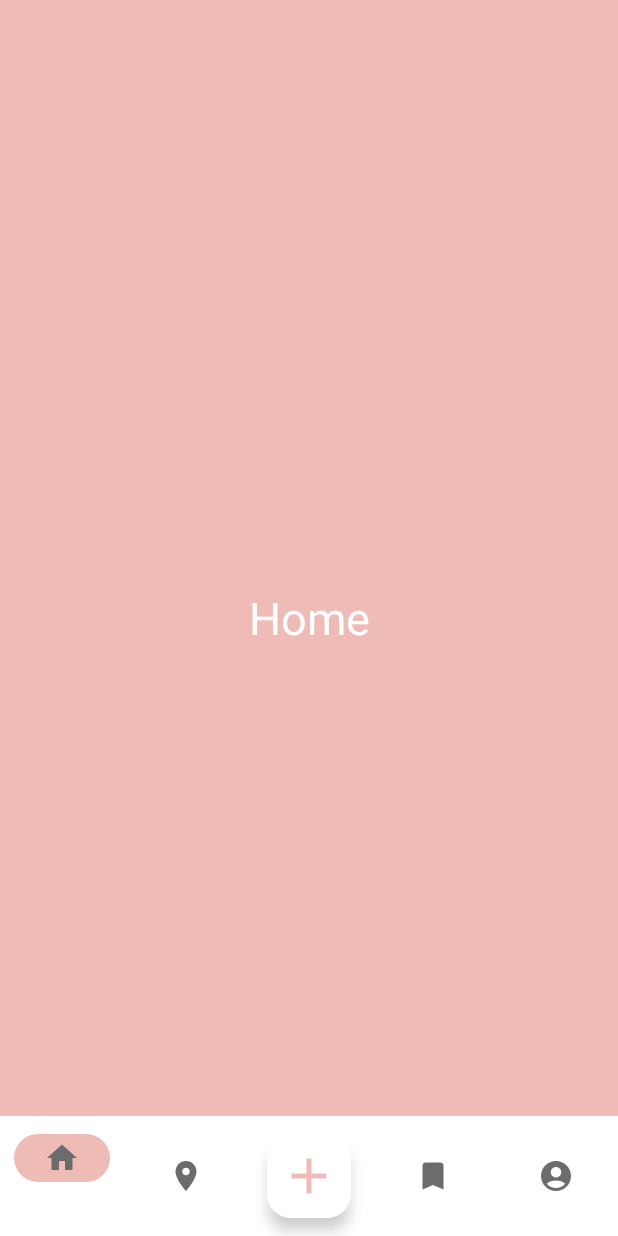
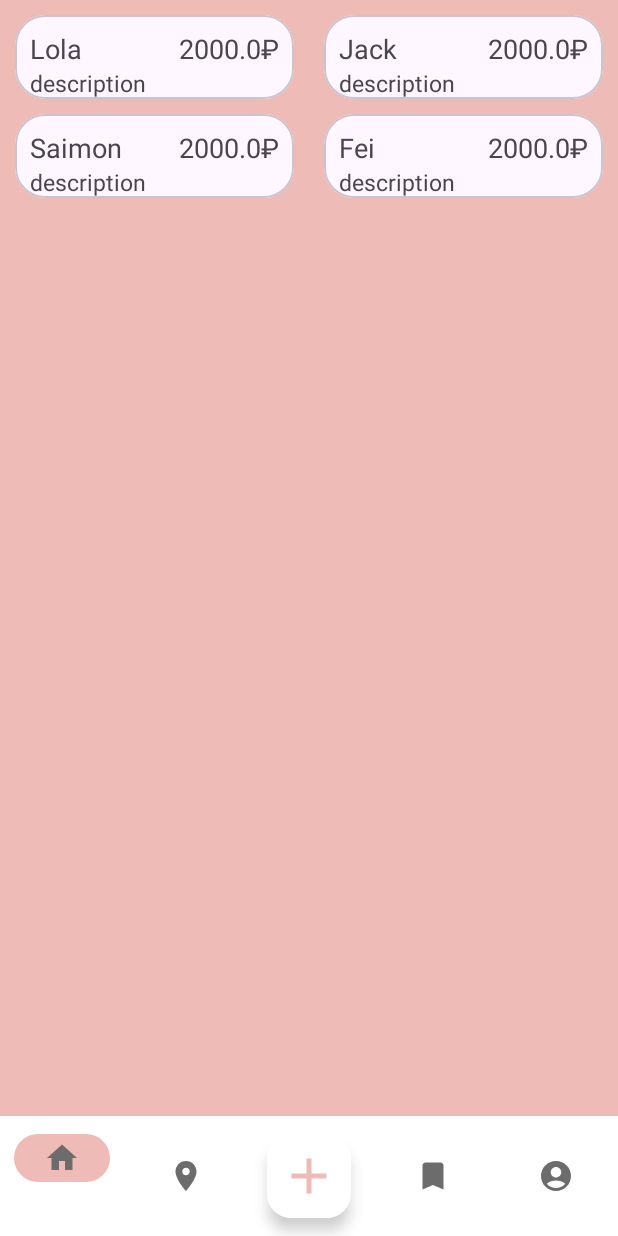
Before and after one commit to asiafrolova/CatHelp, an Android app: the HomeFragment screen opened through its navigation route, on a phone screen of 412 x 824 dp. Run offline under Robolectric (Android 15) with nearby library versions, the phone set to English and light mode, and no system bars; our stand-ins replace RxJava, data binding, navigation-ui; pictures from the network do not load; 2 statements that could not run were skipped.

Commit message:
add recycle view with view model for home fragment

```diff
--- /dev/null
+++ b/app/src/main/java/com/example/cathelp/Adapters/HomeAdapter.java
@@ -0,0 +1,60 @@
+package com.example.cathelp.Adapters;
+
+import android.graphics.drawable.Drawable;
+import android.util.Log;
+import android.view.LayoutInflater;
+import android.view.View;
+import android.view.ViewGroup;
+import android.widget.ImageView;
+import android.widget.TextView;
+
+import androidx.annotation.NonNull;
+import androidx.core.content.ContextCompat;
+import androidx.recyclerview.widget.DiffUtil;
+import androidx.recyclerview.widget.ListAdapter;
+import androidx.recyclerview.widget.RecyclerView;
+
+import com.example.cathelp.model.Event;
+import com.example.cathelp.R;
+import com.example.cathelp.databinding.EventsItemBinding;
+
+import java.util.ArrayList;
+import java.util.List;
+
+public class HomeAdapter extends ListAdapter<Event, HomeAdapter.HomeViewHolder> {
+
+    public HomeAdapter() {
+        super(Event.itemCallback);
+    }
+
+    class HomeViewHolder extends RecyclerView.ViewHolder {
+        EventsItemBinding eventsItemBinding;
+
+        public HomeViewHolder(EventsItemBinding binding) {
+
+
+            super(binding.getRoot());
+            this.eventsItemBinding = binding;
+        }
+    }
+
+
+
+    @NonNull
+    @Override
+    public HomeAdapter.HomeViewHolder onCreateViewHolder(@NonNull ViewGroup parent, int viewType) {
+        LayoutInflater layoutInflater = LayoutInflater.from(parent.getContext());
+        EventsItemBinding eventsItemBinding = EventsItemBinding.inflate(layoutInflater,parent,false);
+        return new HomeViewHolder(eventsItemBinding);
+    }
+
+    @Override
+    public void onBindViewHolder(@NonNull HomeAdapter.HomeViewHolder holder, int position) {
+        Event event = getItem(position);
+        holder.eventsItemBinding.setEvent(event);
+    }
+    public interface HomeInterface{
+        void addItem(Event event);
+        void onItemClick(Event event);
+    }
+}
--- a/app/src/main/java/com/example/cathelp/Prevalent/Prevalent.java
+++ b/app/src/main/java/com/example/cathelp/Prevalent/Prevalent.java
@@ -1,6 +1,6 @@
 package com.example.cathelp.Prevalent;
 
-import com.example.cathelp.Models.Users;
+import com.example.cathelp.model.Users;
 
 public class Prevalent {
     public static Users currentUser;
--- a/app/src/main/java/com/example/cathelp/Repositories/HomeRepo.java
+++ b/app/src/main/java/com/example/cathelp/Repositories/HomeRepo.java
@@ -1,4 +1,33 @@
 package com.example.cathelp.Repositories;
 
+import androidx.lifecycle.LiveData;
+import androidx.lifecycle.MutableLiveData;
+
+import com.example.cathelp.model.Event;
+
+import java.util.ArrayList;
+import java.util.List;
+import java.util.UUID;
+
 public class HomeRepo {
+    private MutableLiveData<List<Event>> mutableEventList;
+    public LiveData<List<Event>> getEvents(){
+        if (mutableEventList == null){
+            mutableEventList = new MutableLiveData<>();
+            loadEvents();
+        }
+        return mutableEventList;
+    }
+
+    private void loadEvents() {
+        List<Event> eventList = new ArrayList<>();
+        eventList.add(new Event("Lola","description","123","https://s0.rbk.ru/v6_top_pics/media/img/5/89/756723921758895.webp",true,2000));
+        eventList.add(new Event("Jack","description","123","https://hips.hearstapps.com/ghk.h-cdn.co/assets/16/08/gettyimages-530330473.jpg?crop=0.659xw:0.990xh;0.123xw,0.00779xh&resize=980:*",false,2000));
+        eventList.add(new Event("Saimon","description","123","https://s0.rbk.ru/v6_top_pics/media/img/3/65/756723923455653.webp",false,2000));
+        eventList.add(new Event("Fei","description","123","https://cdn.outsideonline.com/wp-content/uploads/2021/04/17/dog_head_square.jpg?crop=1:1&width=300&enable=upscale",true,2000));
+
+        mutableEventList.setValue(eventList);
+    }
+
+
 }
--- a/app/src/main/java/com/example/cathelp/View/Fragments/HomeFragment.java
+++ b/app/src/main/java/com/example/cathelp/View/Fragments/HomeFragment.java
@@ -2,16 +2,30 @@ package com.example.cathelp.View.Fragments;
 
 import android.os.Bundle;
 
+import androidx.annotation.NonNull;
+import androidx.annotation.Nullable;
 import androidx.fragment.app.Fragment;
+import androidx.lifecycle.Observer;
+import androidx.lifecycle.ViewModelProvider;
+import androidx.recyclerview.widget.DividerItemDecoration;
 
 import android.view.LayoutInflater;
 import android.view.View;
 import android.view.ViewGroup;
 
+import com.example.cathelp.Adapters.HomeAdapter;
+import com.example.cathelp.ViewModal.HomeViewModel;
+import com.example.cathelp.model.Event;
 import com.example.cathelp.R;
+import com.example.cathelp.databinding.FragmentHomeBinding;
+
+import java.util.List;
 
 
-public class HomeFragment extends Fragment {
+public class HomeFragment extends Fragment implements HomeAdapter.HomeInterface {
+    FragmentHomeBinding binding;
+    private HomeAdapter homeAdapter;
+    private HomeViewModel homeViewModel;
 
 
     public HomeFragment() {
@@ -20,7 +34,38 @@ public class HomeFragment extends Fragment {
     @Override
     public View onCreateView(LayoutInflater inflater, ViewGroup container,
                              Bundle savedInstanceState) {
+        binding = FragmentHomeBinding.inflate(inflater,container,false);
         // Inflate the layout for this fragment
-        return inflater.inflate(R.layout.fragment_home, container, false);
+        //return inflater.inflate(R.layout.fragment_home, container, false);
+        return binding.getRoot();
+    }
+
+    @Override
+    public void onViewCreated(@NonNull final View view, @Nullable final Bundle savedInstanceState) {
+        super.onViewCreated(view, savedInstanceState);
+        homeAdapter = new HomeAdapter();
+        binding.homeRecycleView.setAdapter(homeAdapter);
+        /*binding.homeRecycleView.addItemDecoration(new DividerItemDecoration(requireContext(),
+                DividerItemDecoration.VERTICAL));
+        binding.homeRecycleView.addItemDecoration(new DividerItemDecoration(requireContext(),
+                DividerItemDecoration.HORIZONTAL));*/
+
+        homeViewModel = new ViewModelProvider(requireActivity()).get(HomeViewModel.class);
+        homeViewModel.getEvents().observe(getViewLifecycleOwner(), new Observer<List<Event>>() {
+            @Override
+            public void onChanged(List<Event> events) {
+                homeAdapter.submitList(events);
+            }
+        });
+    }
+
+    @Override
+    public void addItem(Event event) {
+
+    }
+
+    @Override
+    public void onItemClick(Event event) {
+
     }
 }
--- a/app/src/main/java/com/example/cathelp/View/LoginActivity.java
+++ b/app/src/main/java/com/example/cathelp/View/LoginActivity.java
@@ -10,7 +10,7 @@ import android.view.View;
 import android.widget.ProgressBar;
 import android.widget.Toast;
 
-import com.example.cathelp.Models.Users;
+import com.example.cathelp.model.Users;
 import com.example.cathelp.Prevalent.Prevalent;
 import com.example.cathelp.View.User.HomeActivity;
 import com.example.cathelp.View.User.HomeActivity;
--- a/app/src/main/java/com/example/cathelp/View/StartActivity.java
+++ b/app/src/main/java/com/example/cathelp/View/StartActivity.java
@@ -9,7 +9,7 @@ import android.text.TextUtils;
 import android.widget.ProgressBar;
 import android.widget.Toast;
 
-import com.example.cathelp.Models.Users;
+import com.example.cathelp.model.Users;
 import com.example.cathelp.Prevalent.Prevalent;
 import com.example.cathelp.View.User.HomeActivity;
 import com.example.cathelp.View.User.HomeActivity;
--- a/app/src/main/java/com/example/cathelp/ViewModal/HomeViewModel.java
+++ b/app/src/main/java/com/example/cathelp/ViewModal/HomeViewModel.java
@@ -1,6 +1,33 @@
 package com.example.cathelp.ViewModal;
 
+import android.app.Application;
+import android.service.credentials.Action;
+import android.util.Log;
+
+import androidx.annotation.NonNull;
+import androidx.lifecycle.AndroidViewModel;
+import androidx.lifecycle.LifecycleOwner;
+import androidx.lifecycle.LiveData;
+import androidx.lifecycle.MutableLiveData;
+import androidx.lifecycle.Observer;
 import androidx.lifecycle.ViewModel;
 
-public class HomeViewModel extends ViewModel {
+import com.example.cathelp.Repositories.HomeRepo;
+import com.example.cathelp.model.Event;
+import com.example.cathelp.Repositories.EventRepo;
+
+import java.util.List;
+import java.util.function.Consumer;
+
+import io.reactivex.rxjava3.android.schedulers.AndroidSchedulers;
+import io.reactivex.rxjava3.disposables.CompositeDisposable;
+import io.reactivex.rxjava3.disposables.Disposable;
+
+public class HomeViewModel extends ViewModel  {
+    HomeRepo homeRepo = new HomeRepo();
+    public LiveData<List<Event>> getEvents(){
+        return homeRepo.getEvents();
+    }
+
+
 }
--- /dev/null
+++ b/app/src/main/java/com/example/cathelp/model/Event.java
@@ -0,0 +1,123 @@
+package com.example.cathelp.model;
+
+import android.widget.ImageView;
+
+import androidx.annotation.NonNull;
+import androidx.databinding.BindingAdapter;
+import androidx.recyclerview.widget.DiffUtil;
+
+import com.bumptech.glide.Glide;
+
+import java.util.Objects;
+
+public class Event {
+    private String name;
+    private String description;
+    private String id;
+    private String imageUri;
+
+    private double price;
+    private boolean floorFemale = true;
+
+    public Event(final String name, final String description, final String id, final String imageUri, final boolean floorFemale, final double price) {
+        this.name = name;
+        this.description = description;
+        this.id = id;
+        this.imageUri = imageUri;
+        this.floorFemale = floorFemale;
+        this.price = price;
+    }
+
+    public boolean isFloor() {
+        return this.floorFemale;
+    }
+
+    public void setFloorFemale(final boolean floorFemale) {
+        this.floorFemale = floorFemale;
+    }
+
+    public String getName() {
+        return this.name;
+    }
+
+    public void setName(final String name) {
+        this.name = name;
+    }
+
+    public String getDescription() {
+        return this.description;
+    }
+
+    public void setDescription(final String description) {
+        this.description = description;
+    }
+
+    public String getId() {
+        return this.id;
+    }
+
+    public void setId(final String id) {
+        this.id = id;
+    }
+
+    public String getImageUri() {
+        return this.imageUri;
+    }
+
+    public void setImageUri(final String imageUri) {
+        this.imageUri = imageUri;
+    }
+
+
+
+    public double getPrice() {
+        return this.price;
+    }
+
+    public void setPrice(final double price) {
+        this.price = price;
+    }
+
+    @Override
+    public boolean equals(final Object o) {
+        if (this == o) return true;
+        if (null == o || this.getClass() != o.getClass()) return false;
+        final Event event = (Event) o;
+        return 0 == Double.compare(price, event.price) && Objects.equals(this.name, event.name) && Objects.equals(this.description, event.description) && Objects.equals(this.id, event.id) && Objects.equals(this.imageUri, event.imageUri) && Objects.equals(this.floorFemale, event.floorFemale);
+    }
+
+    /*@Override
+    public int hashCode() {
+        return Objects.hash(this.name, this.description, this.id, this.imageUri, this.floorUri, this.price);
+    }*/
+
+    @Override
+    public String toString() {
+        return "Event{" +
+                "name='" + name + '\'' +
+                ", description='" + description + '\'' +
+                ", id='" + id + '\'' +
+                ", imageUri='" + imageUri + '\'' +
+                ", floorFemale='" + floorFemale + '\'' +
+                ", price=" + price +
+                '}';
+    }
+    public static DiffUtil.ItemCallback<Event> itemCallback = new DiffUtil.ItemCallback<Event>() {
+        @Override
+        public boolean areItemsTheSame(@NonNull Event oldItem, @NonNull Event newItem) {
+            return oldItem.getId().equals(newItem.getId());
+        }
+
+        @Override
+        public boolean areContentsTheSame(@NonNull Event oldItem, @NonNull Event newItem) {
+            return oldItem.equals(newItem);
+        }
+    };
+    @BindingAdapter("android:eventImage")
+    public static void loadImage(ImageView imageView, String imageUri){
+        Glide.with(imageView)
+                .load(imageUri)
+                .fitCenter()
+                .into(imageView);
+    }
+}
--- a/app/src/main/java/com/example/cathelp/Models/Users.java
+++ b/app/src/main/java/com/example/cathelp/model/Users.java
@@ -1,4 +1,4 @@
-package com.example.cathelp.Models;
+package com.example.cathelp.model;
 
 public class Users {
     private String name;
--- /dev/null
+++ b/app/src/main/res/drawable/female.xml
@@ -0,0 +1,5 @@
+<vector xmlns:android="http://schemas.android.com/apk/res/android" android:height="24dp" android:tint="#E07676" android:viewportHeight="24" android:viewportWidth="24" android:width="24dp">
+
+    <path android:fillColor="@android:color/white" android:pathData="M17.5,9.5C17.5,6.46 15.04,4 12,4S6.5,6.46 6.5,9.5c0,2.7 1.94,4.93 4.5,5.4V17H9v2h2v2h2v-2h2v-2h-2v-2.1C15.56,14.43 17.5,12.2 17.5,9.5zM8.5,9.5C8.5,7.57 10.07,6 12,6s3.5,1.57 3.5,3.5S13.93,13 12,13S8.5,11.43 8.5,9.5z"/>
+
+</vector>
--- /dev/null
+++ b/app/src/main/res/drawable/male.xml
@@ -0,0 +1,5 @@
+<vector xmlns:android="http://schemas.android.com/apk/res/android" android:height="24dp" android:tint="#5984C9" android:viewportHeight="24" android:viewportWidth="24" android:width="24dp">
+
+    <path android:fillColor="@android:color/white" android:pathData="M9.5,11c1.93,0 3.5,1.57 3.5,3.5S11.43,18 9.5,18S6,16.43 6,14.5S7.57,11 9.5,11zM9.5,9C6.46,9 4,11.46 4,14.5S6.46,20 9.5,20s5.5,-2.46 5.5,-5.5c0,-1.16 -0.36,-2.23 -0.97,-3.12L18,7.42V10h2V4h-6v2h2.58l-3.97,3.97C11.73,9.36 10.66,9 9.5,9z"/>
+
+</vector>
--- /dev/null
+++ b/app/src/main/res/drawable/view_card.xml
@@ -0,0 +1,4 @@
+<?xml version="1.0" encoding="utf-8"?>
+<shape android:shape="rectangle" android:tint="@color/white"  xmlns:android="http://schemas.android.com/apk/res/android">
+    <corners android:radius="20dp"/>
+</shape>
--- /dev/null
+++ b/app/src/main/res/layout/events_item.xml
@@ -0,0 +1,111 @@
+<?xml version="1.0" encoding="utf-8"?>
+<layout xmlns:android="http://schemas.android.com/apk/res/android"
+    xmlns:app="http://schemas.android.com/apk/res-auto"
+    xmlns:tools="http://schemas.android.com/tools">
+
+    <data>
+        <variable
+            name="event"
+            type="com.example.cathelp.model.Event" />
+
+    </data>
+
+    <androidx.constraintlayout.widget.ConstraintLayout
+        android:layout_width="match_parent"
+        android:layout_height="wrap_content">
+
+        <com.google.android.material.card.MaterialCardView
+            android:layout_margin="10dp"
+            app:cardCornerRadius="20dp"
+            app:layout_constraintTop_toTopOf="parent"
+            android:layout_width="match_parent"
+            android:layout_height="wrap_content">
+
+            <androidx.constraintlayout.widget.ConstraintLayout
+                android:layout_width="match_parent"
+                android:layout_height="match_parent">
+
+
+                <ImageView
+                    android:layout_width="match_parent"
+                    android:layout_height="wrap_content"
+                    tools:layout_height="200dp"
+                    android:id="@+id/profileImage"
+                    app:layout_constraintTop_toTopOf="parent"
+                    android:background="@color/black"
+                    android:eventImage="@{event.imageUri}">
+
+                </ImageView>
+
+                <View
+
+                    android:id="@+id/view"
+                    android:layout_width="match_parent"
+                    android:layout_height="wrap_content"
+                    tools:layout_height="70dp"
+                    app:layout_constraintTop_toBottomOf="@id/profileImage"
+                    android:background="@color/white">
+
+                </View>
+
+                <TextView
+
+                    app:layout_constraintStart_toStartOf="parent"
+                    android:layout_margin="10dp"
+                    app:layout_constraintTop_toTopOf="@id/view"
+                    android:id="@+id/nameTextView"
+                    android:text="@{event.name}"
+                    tools:text="Name"
+                    android:textSize="18dp"
+                    android:layout_width="wrap_content"
+                    android:layout_height="wrap_content">
+
+
+                </TextView>
+
+                <TextView
+                    app:layout_constraintStart_toStartOf="@+id/nameTextView"
+                    app:layout_constraintTop_toBottomOf="@+id/nameTextView"
+                    android:id="@+id/descriptionTextView"
+                    tools:text="That's description this pet"
+                    android:text="@{event.description}"
+                    android:textSize="15dp"
+                    android:layout_width="wrap_content"
+                    android:layout_height="wrap_content">
+
+                </TextView>
+
+                <ImageView
+                    app:layout_constraintTop_toTopOf="@id/view"
+                    android:layout_marginTop="7dp"
+                    app:layout_constraintStart_toEndOf="@id/nameTextView"
+                    android:layout_marginLeft="10dp"
+                    tools:src="@drawable/male"
+                    android:src="@{event.floor ? @drawable/female : @drawable/male}"
+
+                    android:id="@+id/floorImageView"
+                    android:layout_width="30dp"
+                    android:layout_height="30dp">
+
+                </ImageView>
+
+                <TextView
+
+                    app:layout_constraintEnd_toEndOf="parent"
+                    android:layout_margin="10dp"
+                    app:layout_constraintTop_toTopOf="@id/view"
+                    android:id="@+id/priceTextView"
+                    tools:text="1200 ₽"
+                    android:text="@{String.valueOf(event.price)+`₽`}"
+                    android:textSize="18dp"
+                    android:layout_width="wrap_content"
+                    android:layout_height="wrap_content">
+
+
+                </TextView>
+            </androidx.constraintlayout.widget.ConstraintLayout>
+
+
+        </com.google.android.material.card.MaterialCardView>
+    </androidx.constraintlayout.widget.ConstraintLayout>
+</layout>
--- a/app/src/main/res/layout/fragment_home.xml
+++ b/app/src/main/res/layout/fragment_home.xml
@@ -3,16 +3,20 @@
     xmlns:tools="http://schemas.android.com/tools"
     android:layout_width="match_parent"
     android:layout_height="match_parent"
+    xmlns:app="http://schemas.android.com/apk/res-auto"
     tools:context=".View.Fragments.HomeFragment"
     android:background="@color/pink_very_white">
 
     <!-- TODO: Update blank fragment layout -->
-    <TextView
+    <androidx.recyclerview.widget.RecyclerView
+        android:id="@+id/homeRecycleView"
+        app:spanCount="2"
+        tools:listitem="@layout/events_item"
         android:layout_width="match_parent"
         android:layout_height="match_parent"
-        android:gravity="center"
-        android:text="Home"
-        android:textColor="@color/white"
-        android:textSize="30dp" />
+        app:layoutManager="androidx.recyclerview.widget.GridLayoutManager"
+        >
+
+    </androidx.recyclerview.widget.RecyclerView>
 
 </FrameLayout>
--- a/app/src/main/res/values/colors.xml
+++ b/app/src/main/res/values/colors.xml
@@ -4,6 +4,7 @@
     <color name="white">#FFFFFFFF</color>
     <color name="grey">#6C6C6C</color>
     <color name="grey_white">#AEACAC</color>
+    <color name="grey_very_white">#D1CDCD</color>
     <color name="pink">#F26B61</color>
     <color name="pink_white">#D37F79</color>
     <color name="pink_very_white">#EFBBB7</color>
```
Also changed, not shown: app/build.gradle.kts (+12 -0 lines).
